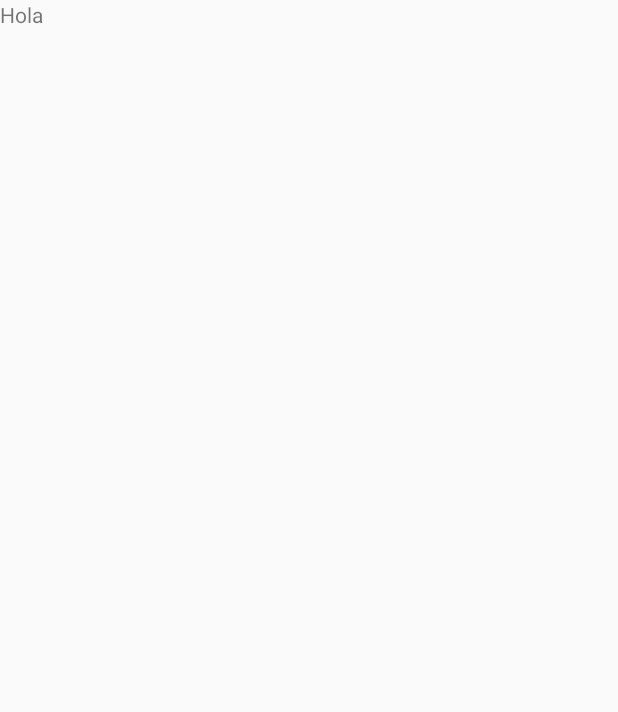
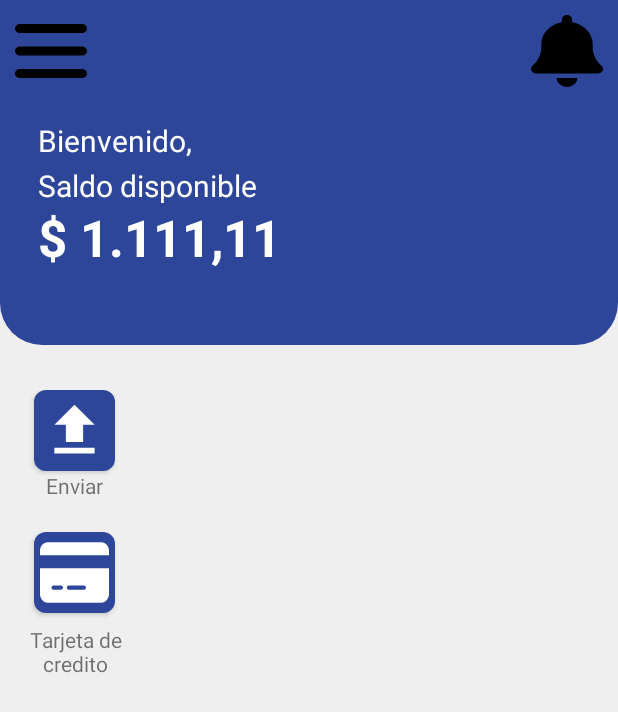
Before and after one commit to AgustinS2/parcial-1-am-acn4b-Forcada_Agustin-Segovia_Agustin, an Android app: the HomeActivity screen opened directly, with no data from a screen before it, on a phone screen of 412 x 824 dp. Before the commit the part shown is almost empty. Shown: the top 712 px of the screen. Run offline under Robolectric (Android 15) with nearby library versions, the phone set to English and light mode, and no system bars.

Commit message:
feat: info user into home activity and first activity icons

```diff
--- /dev/null
+++ b/app/src/main/res/drawable/arrow.xml
@@ -0,0 +1,6 @@
+<vector
+    android:height="24dp" android:tint="@color/white"
+    android:viewportHeight="24" android:viewportWidth="24"
+    android:width="24dp" xmlns:android="http://schemas.android.com/apk/res/android">
+    <path android:fillColor="@color/black" android:pathData="M5,20h14v-2H5V20zM5,10h4v6h6v-6h4l-7,-7L5,10z"/>
+</vector>
--- a/app/src/main/res/drawable/credit_card.xml
+++ b/app/src/main/res/drawable/credit_card.xml
@@ -2,9 +2,10 @@
     android:width="24dp"
     android:height="24dp"
     android:viewportWidth="576"
-    android:viewportHeight="512">
+    android:viewportHeight="512"
+    >
 
     <path
-        android:fillColor="#000000"
+        android:fillColor="#FFFFFF"
         android:pathData="M64 32C28.7 32 0 60.7 0 96v32H576V96c0-35.3-28.7-64-64-64H64zM576 224H0V416c0 35.3 28.7 64 64 64H512c35.3 0 64-28.7 64-64V224zM112 352h64c8.8 0 16 7.2 16 16s-7.2 16-16 16H112c-8.8 0-16-7.2-16-16s7.2-16 16-16zm112 16c0-8.8 7.2-16 16-16H368c8.8 0 16 7.2 16 16s-7.2 16-16 16H240c-8.8 0-16-7.2-16-16z" />
 </vector>
--- /dev/null
+++ b/app/src/main/res/drawable/creditcard_button.xml
@@ -0,0 +1,14 @@
+<layer-list xmlns:android="http://schemas.android.com/apk/res/android">
+    <!-- Fondo con un color -->
+    <item android:drawable="@drawable/rounded_shape" />
+
+    <!-- Icono con color diferente -->
+    <item
+        android:drawable="@drawable/credit_card"
+        android:top="4dp"
+        android:right="4dp"
+        android:bottom="4dp"
+        android:left="4dp"
+
+        />
+</layer-list>
--- /dev/null
+++ b/app/src/main/res/drawable/enviar.xml
@@ -0,0 +1,13 @@
+<layer-list xmlns:android="http://schemas.android.com/apk/res/android">
+
+    <item android:drawable="@drawable/rounded_shape" />
+
+    <item
+        android:drawable="@drawable/arrow"
+        android:top="4dp"
+        android:right="4dp"
+        android:bottom="4dp"
+        android:left="4dp"
+        />
+
+</layer-list>
--- /dev/null
+++ b/app/src/main/res/drawable/rounded_shape.xml
@@ -0,0 +1,4 @@
+<shape xmlns:android="http://schemas.android.com/apk/res/android">
+    <solid android:color="@color/primaryColor" />
+    <corners android:radius="8dp" />
+</shape>
--- a/app/src/main/res/layout/activity_home.xml
+++ b/app/src/main/res/layout/activity_home.xml
@@ -1,11 +1,139 @@
 <?xml version="1.0" encoding="utf-8"?>
 <androidx.constraintlayout.widget.ConstraintLayout xmlns:android="http://schemas.android.com/apk/res/android"
+    xmlns:app="http://schemas.android.com/apk/res-auto"
+    xmlns:tools="http://schemas.android.com/tools"
     android:layout_width="match_parent"
-    android:layout_height="match_parent">
+    android:layout_height="match_parent"
+    android:background="@color/fondoColor"
+    >
 
-    <TextView
-        android:id="@+id/textView2"
-        android:layout_width="wrap_content"
-        android:layout_height="wrap_content"
-        android:text="Hola" />
+    <LinearLayout
+        android:id="@+id/header"
+        android:layout_width="match_parent"
+        android:layout_height="80dp"
+        android:background="@color/primaryColor"
+        android:orientation="horizontal"
+        android:padding="10dp"
+        app:layout_constraintEnd_toEndOf="parent"
+        app:layout_constraintStart_toStartOf="parent"
+        app:layout_constraintTop_toTopOf="parent">
+
+
+        <Button
+            android:id="@+id/menuHamburguesa"
+            android:layout_width="48dp"
+            android:layout_height="48dp"
+            android:layout_gravity="start"
+            android:background="@drawable/menu"
+            android:contentDescription="Menu" />
+
+        <Space
+            android:layout_width="0dp"
+            android:layout_height="0dp"
+            android:layout_weight="1"></Space>
+
+        <Button
+            android:id="@+id/notification"
+            android:layout_width="48dp"
+            android:layout_height="48dp"
+            android:background="@drawable/notification"
+            android:contentDescription="Notificaciones"
+            android:gravity="right" />
+
+    </LinearLayout>
+
+    <LinearLayout
+        android:id="@+id/infoUser"
+        android:layout_width="0dp"
+        android:layout_height="150dp"
+        android:background="@drawable/border_card"
+        android:orientation="vertical"
+        android:paddingLeft="25dp"
+        app:layout_constraintEnd_toEndOf="parent"
+        app:layout_constraintStart_toStartOf="parent"
+        app:layout_constraintTop_toBottomOf="@+id/header">
+
+        <TextView
+            android:id="@+id/textView2"
+            android:layout_width="wrap_content"
+            android:layout_height="30dp"
+            android:layout_weight="0"
+            android:text="Bienvenido, "
+            android:textColor="@color/white"
+            android:textSize="20dp" />
+
+        <TextView
+            android:id="@+id/textView3"
+            android:layout_width="wrap_content"
+            android:layout_height="25dp"
+            android:layout_weight="0"
+            android:text="Saldo disponible"
+            android:textColor="@color/white"
+            android:textSize="20dp"
+            android:textStyle="normal" />
+
+        <TextView
+            android:id="@+id/textView4"
+            android:layout_width="match_parent"
+            android:layout_height="0dp"
+            android:layout_weight="1"
+            android:text="$ 1.111,11"
+            android:textColor="@color/white"
+            android:textSize="34sp"
+            android:textStyle="bold" />
+
+    </LinearLayout>
+
+    <LinearLayout
+        android:layout_width="100dp"
+        android:layout_height="200dp"
+        android:layout_marginTop="30dp"
+        android:gravity="center"
+        android:orientation="vertical"
+        app:layout_constraintStart_toStartOf="parent"
+        app:layout_constraintTop_toBottomOf="@id/infoUser">
+
+        <Button
+            android:id="@+id/sendButton"
+            android:layout_width="54dp"
+            android:layout_height="54dp"
+            android:layout_weight="0"
+            android:background="@drawable/enviar"
+            android:contentDescription="Enviar"
+            />
+
+        <TextView
+            android:id="@+id/sendButtonText"
+            android:layout_width="wrap_content"
+            android:layout_height="0dp"
+            android:layout_weight="1"
+            android:text="Enviar"
+            />
+
+        <Button
+            android:id="@+id/creditCard"
+            android:layout_width="54dp"
+            android:layout_height="54dp"
+            android:layout_weight="0"
+            android:background="@drawable/creditcard_button"
+            android:contentDescription="Credit Card"
+            />
+
+        <TextView
+            android:id="@+id/creditCardText"
+            android:layout_width="wrap_content"
+            android:layout_height="10dp"
+            android:layout_weight="1"
+            android:text="Tarjeta de credito"
+            android:gravity="center"
+            />
+    </LinearLayout>
+
+    <LinearLayout
+        android:layout_width="match_parent"
+        android:layout_height="match_parent"
+        android:orientation="horizontal"
+        tools:layout_editor_absoluteX="0dp"
+        tools:layout_editor_absoluteY="16dp"></LinearLayout>
+
 </androidx.constraintlayout.widget.ConstraintLayout>
--- a/app/src/main/res/values/colors.xml
+++ b/app/src/main/res/values/colors.xml
@@ -5,4 +5,5 @@
     <color name="primaryColor">#2D469A</color>
     <color name="secondColor">#6DA9E4</color>
     <color name="inputColor">#700D5CBC</color>
+    <color name="fondoColor">#EFEFEF</color>
 </resources>
```
Also changed, not shown: app/src/main/res/drawable/fondo.jpg.
